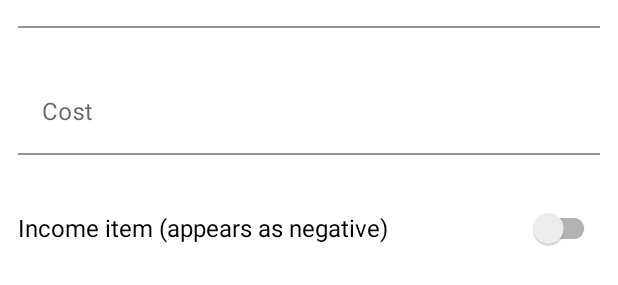
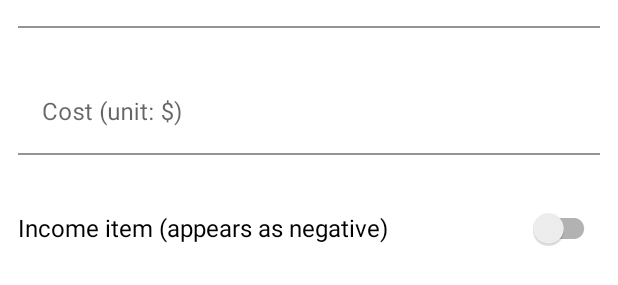
Before and after one commit to Yanmeeei/EECS285project4, an Android app: the layout dialog_add_transaction.xml on its own in the app's theme, with its tools: preview values and no code run, on a phone screen of 412 x 824 dp. Shown: the part 213-498 px from the top of the screen. Run offline under Robolectric (Android 15) with nearby library versions, the light colour scheme and no system bars.

Commit message:
fix 0.00 issue

```diff
--- a/app/src/main/java/eecs285/proj4/dawnsqrl_wyanmei/budgettracker/Category.java
+++ b/app/src/main/java/eecs285/proj4/dawnsqrl_wyanmei/budgettracker/Category.java
@@ -9,7 +9,7 @@ public class Category implements Serializable {
 
   Category(String title, Double amount, boolean isIncome) {
     this.title = title;
-    if (isIncome) {
+    if (isIncome && amount != 0) {
       this.amount = -amount;
     } else {
       this.amount = amount;
@@ -25,7 +25,7 @@ public class Category implements Serializable {
   }
 
   void addAmount(Double amount, boolean isIncome) {
-    if (isIncome) {
+    if (isIncome && amount != 0.0) {
       this.amount -= amount;
     } else {
       this.amount += amount;
--- a/app/src/main/res/values/strings.xml
+++ b/app/src/main/res/values/strings.xml
@@ -10,7 +10,7 @@
     <string name="button_yes">Yes</string>
     <string name="text_category">Category</string>
     <string name="text_name">Name</string>
-    <string name="text_cost">Cost</string>
+    <string name="text_cost">Cost (unit: $)</string>
     <string name="warning_one">WARNING</string>
     <string name="warning_two">Are you sure you want to delete all transactions?</string>
     <string name="warning_three">They will be lost forever! (A long time!)</string>
```
